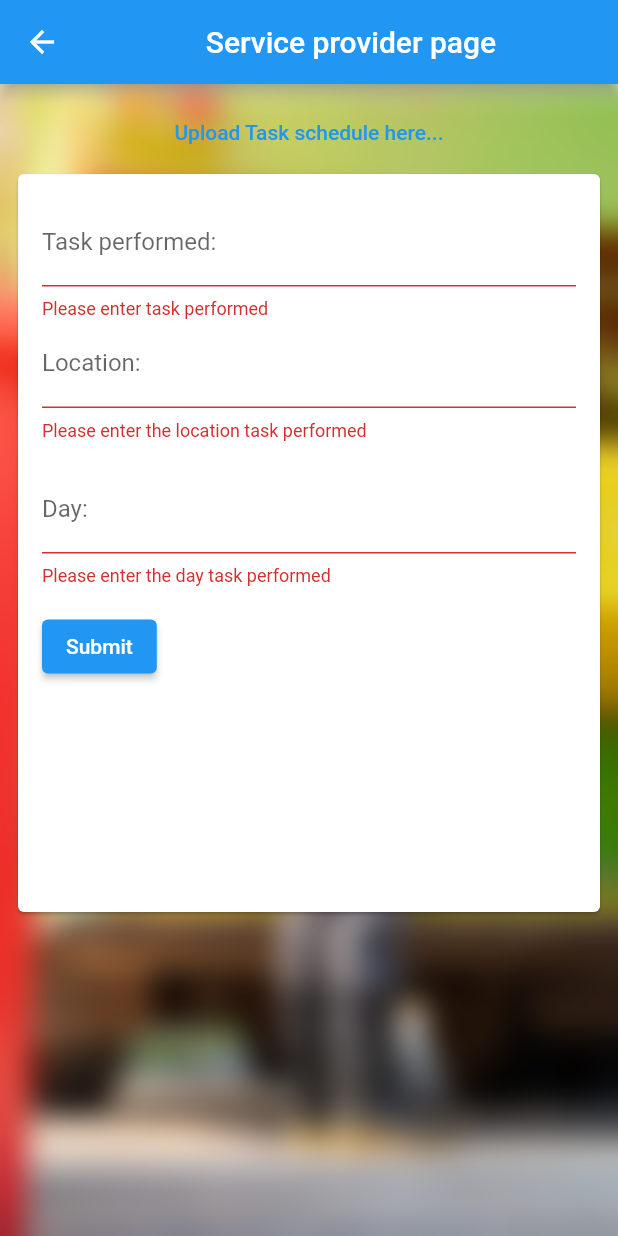
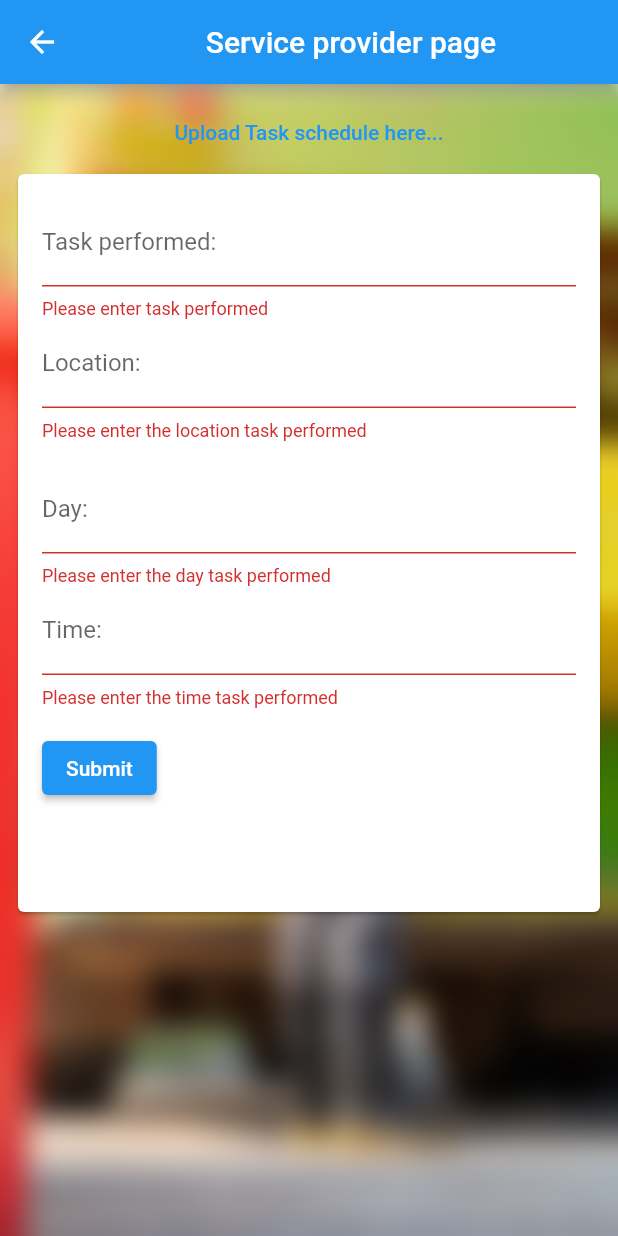
Before and after one commit to Mariamato/Fyp, a Flutter app: the ServiceProviderPage screen opened directly, after a tap on "Submit", on a phone screen of 412 x 824 dp. Run offline on Flutter 3.47's test engine with Material 2 defaults, Android fonts, the phone set to English and light mode, and no system bars; our stand-ins replace file_picker, flutter_screenutil, shared_preferences; accounts and stored records are empty; network calls fail.

Commit message:
service provider uploadSchedule methody added

```diff
--- a/lib/main.dart
+++ b/lib/main.dart
@@ -7,6 +7,7 @@ import 'package:provider/provider.dart';
 void main() {
 runApp(
   MultiProvider(
+
       providers: [
 
         ChangeNotifierProvider(create: (context) => UserProvider()),
--- /dev/null
+++ b/lib/screens/Municipality/Municipality_page.dart
@@ -0,0 +1 @@
+// TODO Implement this library.
--- /dev/null
+++ b/lib/screens/Municipality/municipality_registration_page.dart
@@ -0,0 +1 @@
+// TODO Implement this library.
--- a/lib/screens/Municipality_page.dart
+++ b/lib/screens/Municipality_page.dart
@@ -29,19 +29,19 @@ class MunicipalityPage extends StatelessWidget {
                 children: [
               _buildMenuItem(
                 context,
-                'Manage Service Provider here',
+                'Manage Service Providers',
                 Icons.local_car_wash,
                 '/manage',
               ),
               _buildMenuItem(
                 context,
-                'Schedule',
+                'View Schedules',
                 Icons.schedule,
                 '/Schedule',
               ),
               _buildMenuItem(
                 context,
-                'View Report',
+                'View Reports',
                 Icons.report,
                 '/Report',
               ),
--- a/lib/screens/Resident_login_page.dart
+++ b/lib/screens/Resident_login_page.dart
@@ -35,6 +35,7 @@ class ResidentLoginPage extends StatelessWidget {
     var data = {
       'phone': phoneNumber,
       'password': password,
+       'role': 'resident',
     };
     var response = await http.post(
       url,
--- a/lib/screens/municipality_registration_page.dart
+++ b/lib/screens/municipality_registration_page.dart
@@ -3,11 +3,11 @@
 import 'dart:ui';
 import 'dart:convert';
 import 'package:flutter/material.dart';
-import 'package:municipal_cms/screens/municipality_login_page.dart';
+import 'package:municipal_cms/screens/Municipality/municipality_login_page.dart';
 import 'package:http/http.dart' as http;
 import 'package:provider/provider.dart';
-import '../service/api_provider.dart';
-import '../service/visibility_provider.dart';
+import '../../service/api_provider.dart';
+import '../../service/visibility_provider.dart';
 
 class MunicipalityRegistrationPage extends StatelessWidget {
   final TextEditingController _emailController = TextEditingController();
--- a/lib/screens/service_provider_page.dart
+++ b/lib/screens/service_provider_page.dart
@@ -1,17 +1,83 @@
+// ignore_for_file: use_build_context_synchronously, must_be_immutable
+
+import 'dart:convert';
+import 'dart:io';
 import 'dart:ui';
+import 'package:file_picker/file_picker.dart';
 import 'package:flutter/material.dart';
+import 'package:http/http.dart' as http;
+import '../service/api_provider.dart';
+import '../utils/util.dart';
 
+final TextEditingController _taskController = TextEditingController();
+final TextEditingController _locationController = TextEditingController();
+final TextEditingController _dayController = TextEditingController();
+final TextEditingController _timeController = TextEditingController();
 
-final TextEditingController _TaskController = TextEditingController();
-final TextEditingController _LocationController = TextEditingController();
+late String? _fileName;
 
-void _ViewSchedule(BuildContext context) {
-  // Add view schedule functionality here
+  Future<void> _selectFile(BuildContext context) async {
+    FilePickerResult? result = await FilePicker.platform.pickFiles();
+    if (result != null) {
+      _fileName = result.files.single.name;
+      ScaffoldMessenger.of(context).showSnackBar(
+        SnackBar(
+          content: Text('File selected: $_fileName'),
+        ),
+      );
+    }
+  }
+
+  Future<void> _uploadFile(BuildContext context) async {
+    if (_fileName != null) {
+      // Perform file upload logic here
+      ScaffoldMessenger.of(context).showSnackBar(
+        SnackBar(
+          content: Text('File uploaded: $_fileName'),
+        ),
+      );
+    } else {
+      ScaffoldMessenger.of(context).showSnackBar(
+        const SnackBar(
+          content: Text('No file selected'),
+        ),
+      );
+    }
+  }
+
+Future _SubmitReport(BuildContext context) async {
+  String task = _taskController.text;
+  String location = _locationController.text;
+  String day = _dayController.text;
+  String time = _timeController.text;
+
+  var url = Uri.parse("$baseUrl/reports");
+  String? token = await getToken();
+  var headers = <String, String>{
+    'Content-Type': 'application/json',
+    'Accept': 'application/json',
+    'Authorization': 'Bearer $token',
+  };
+  int? userId = await getUserId();
+  print(userId);
+  var data = {
+    'task': task,
+    'location': location,
+    'day_of_service': day,
+    'time_of_service': time,
+    'status': 1,
+    'user_id': userId,
+  };
+  print(data);
+  var response = await http.post(
+    url,
+    headers: headers,
+    body: jsonEncode(data),
+  );
 }
 
-void _SubmitReport(BuildContext context) {}
+class ServiceProviderPage extends StatelessWidget {
 
-class ServiceProviderPage extends StatelessWidget {
   final _formKey = GlobalKey<FormState>();
   ServiceProviderPage({super.key});
 
@@ -36,7 +102,7 @@ class ServiceProviderPage extends StatelessWidget {
               child: Column(
                 children: [
                   TextButton(
-                      onPressed: (() => _ViewSchedule(context)),
+                      onPressed: (() => _uploadFile(context)),
                       child: const Text("Upload Task schedule here...")),
                   Center(
                     child: SingleChildScrollView(
@@ -53,7 +119,7 @@ class ServiceProviderPage extends StatelessWidget {
                                   crossAxisAlignment: CrossAxisAlignment.start,
                                   children: [
                                     TextFormField(
-                                      controller: _TaskController,
+                                      controller: _taskController,
                                       decoration: const InputDecoration(
                                         labelText: 'Task performed:',
                                       ),
@@ -65,7 +131,7 @@ class ServiceProviderPage extends StatelessWidget {
                                       },
                                     ),
                                     TextFormField(
-                                      controller: _LocationController,
+                                      controller: _locationController,
                                       decoration: const InputDecoration(
                                         labelText: 'Location:',
                                       ),
@@ -78,6 +144,7 @@ class ServiceProviderPage extends StatelessWidget {
                                     ),
                                     const SizedBox(height: 16.0),
                                     TextFormField(
+                                      controller: _dayController,
                                       decoration: const InputDecoration(
                                         labelText: 'Day:',
                                       ),
@@ -88,8 +155,19 @@ class ServiceProviderPage extends StatelessWidget {
                                         return null;
                                       },
                                     ),
+                                    TextFormField(
+                                      controller: _timeController,
+                                      decoration: const InputDecoration(
+                                        labelText: 'Time:',
+                                      ),
+                                      validator: (value) {
+                                        if (value!.isEmpty) {
+                                          return 'Please enter the time task performed';
+                                        }
+                                        return null;
+                                      },
+                                    ),
                                     const SizedBox(height: 16.0),
-
                                     ElevatedButton(
                                       onPressed: () {
                                         if (_formKey.currentState!.validate()) {
--- a/lib/service/api_provider.dart
+++ b/lib/service/api_provider.dart
@@ -2,8 +2,8 @@ import 'dart:convert';
 
 import 'package:http/http.dart' as http;
 
-const baseUrl = 'http://localhost:8085/api'; // for PKMaestro's PC
-// const baseUrl = 'http://localhost:8000/api'; // for MariaMato's PC
+//const baseUrl = 'http://localhost:8085/api'; // for PKMaestro's PC
+const baseUrl = 'http://localhost:8000/api'; // for MariaMato's PC
 
 String? token = "";
 
--- a/pubspec.yaml
+++ b/pubspec.yaml
@@ -44,6 +44,8 @@ dependencies:
   intl: ^0.18.1
   flutter_datetime_picker: ^1.5.1
   flutter_screenutil: ^5.7.0
+  path: ^1.8.3
+  file_picker: ^5.3.2
 
 dev_dependencies:
   flutter_test:
```
Also changed, not shown: lib/screens/Municipality/manage_service_provider.dart (added, +98 -0 lines), lib/screens/Municipality/municipality_login_page.dart (renamed from lib/screens/municipality_login_page.dart, +5 -4 lines), lib/screens/Municipality/view_report.dart (added, +98 -0 lines), lib/screens/Municipality/view_schedule.dart (added, +98 -0 lines), lib/screens/home_page.dart (+12 -5 lines), lib/screens/tasks/task_page.dart (+22 -10 lines), lib/models/manage_service_provider.dart (added), lib/screens/Service_provider_login_page.dart (line endings or trailing spaces), pubspec.lock, 1 other file.
